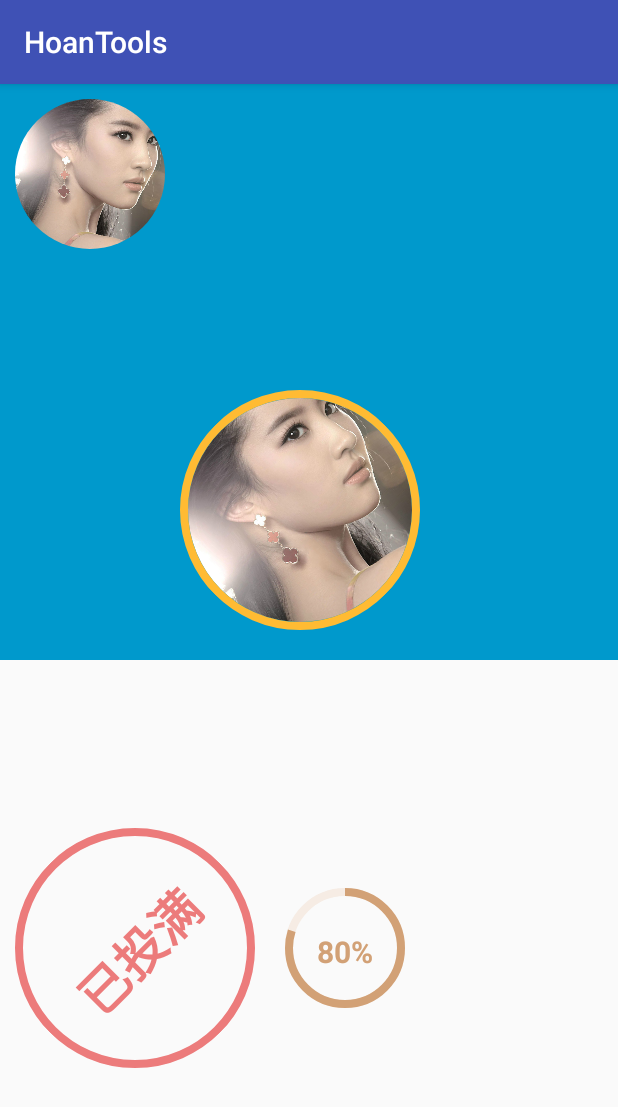
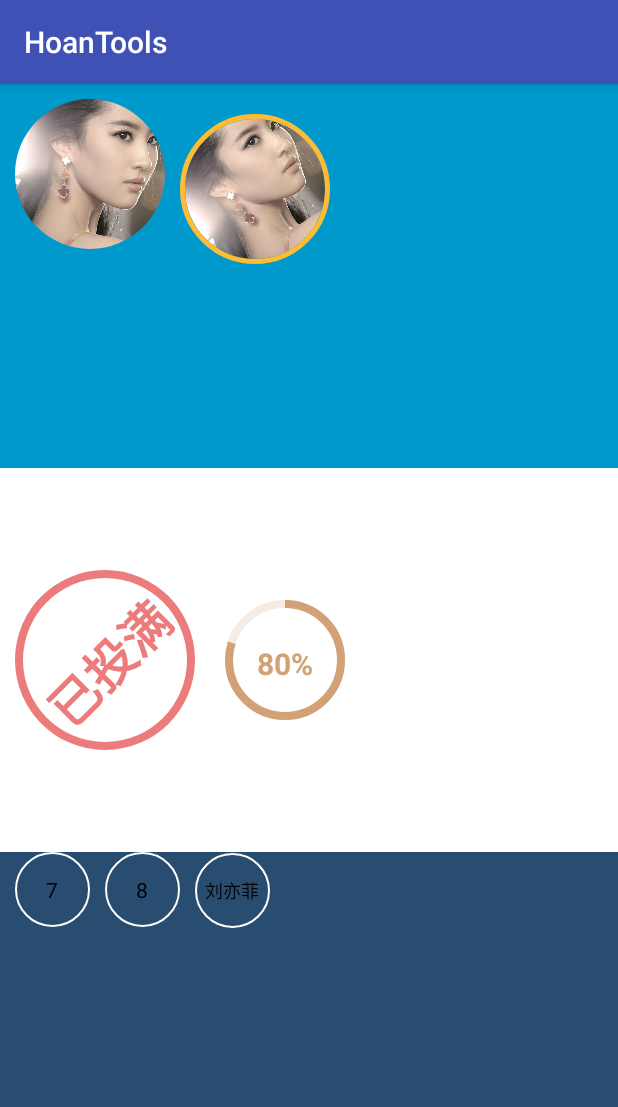
Before and after one commit to HoanChen/TouXiangUpdate, an Android app: the YuanHuanActivity screen opened directly, with no data from a screen before it, on a phone screen of 412 x 824 dp. Shown: the top 1107 px of the screen. Run offline under Robolectric (Android 15) with nearby library versions, the phone set to English and light mode, and no system bars; our stand-ins replace ButterKnife, CircleImageView, Shimmer; pictures from the network do not load.

Commit message:
shape资源

```diff
--- /dev/null
+++ b/app/src/main/res/drawable/rool_shape.xml
@@ -0,0 +1,17 @@
+<?xml version="1.0" encoding="utf-8"?>
+<shape
+    xmlns:android="http://schemas.android.com/apk/res/android"
+    android:shape="oval"
+    android:useLevel="false" >
+    <padding
+        android:bottom="1dp"
+        android:left="1dp"
+        android:right="1dp"
+        android:top="1dp"/>
+    <solid android:color="@android:color/transparent" />
+    <stroke
+        android:width="1dp"
+        android:color="#ffffff"/>
+    <size android:width="50dp"
+        android:height="50dp" />
+</shape>
--- /dev/null
+++ b/app/src/main/res/drawable/rool_shape_down.xml
@@ -0,0 +1,19 @@
+<?xml version="1.0" encoding="utf-8"?>
+<shape
+    xmlns:android="http://schemas.android.com/apk/res/android"
+    android:shape="oval"
+    android:useLevel="false" >
+
+    <padding
+        android:bottom="1dp"
+        android:left="1dp"
+        android:right="1dp"
+        android:top="1dp"/>
+    <solid
+        android:color="#ffffff"/>
+    <stroke
+        android:width="1dp"
+        android:color="#ffffff"/>
+    <size android:width="50dp"
+        android:height="50dp" />
+</shape>
--- /dev/null
+++ b/app/src/main/res/drawable/text_bg.xml
@@ -0,0 +1,10 @@
+<?xml version="1.0" encoding="utf-8"?>
+<selector xmlns:android="http://schemas.android.com/apk/res/android">
+    <item android:drawable="@drawable/rool_shape" android:state_checked="false"/>
+    <item android:drawable="@drawable/rool_shape_down" android:state_checked="true"/>
+    <item android:drawable="@drawable/rool_shape" android:state_pressed="false"/>
+    <item android:drawable="@drawable/rool_shape_down" android:state_pressed="true"/>
+    <item android:drawable="@drawable/rool_shape" android:state_selected="false"/>
+    <item android:drawable="@drawable/rool_shape_down" android:state_selected="true"/>
+
+</selector>
--- a/app/src/main/res/layout/activity_main.xml
+++ b/app/src/main/res/layout/activity_main.xml
@@ -10,6 +10,8 @@
         <LinearLayout
             android:layout_width="match_parent"
             android:layout_height="match_parent"
+            android:focusable="true"
+            android:focusableInTouchMode="true"
             android:orientation="vertical">
 
             <com.shanping.shimmer.ShimmerTextView
--- a/app/src/main/res/layout/activity_yuanhuan.xml
+++ b/app/src/main/res/layout/activity_yuanhuan.xml
@@ -9,25 +9,24 @@
         android:layout_width="match_parent"
         android:layout_height="0dp"
         android:layout_weight="1"
-        android:padding="10dp"
+        android:background="@android:color/holo_blue_dark"
         android:orientation="horizontal"
-        android:background="@android:color/holo_blue_dark">
+        android:padding="10dp">
 
         <com.tiqiuzhe.touxiangupdate.view.CircleImageView
             android:layout_width="100dp"
             android:layout_height="100dp"
             android:src="@mipmap/liuyifei"
-            app:border_color="@android:color/holo_red_dark" />
+            app:border_color="@android:color/holo_red_dark"/>
 
         <com.tiqiuzhe.touxiangupdate.view.CircleImageView
-            android:layout_width="160dp"
-            android:layout_height="160dp"
+            android:layout_width="100dp"
+            android:layout_height="100dp"
             android:layout_margin="10dp"
-            android:layout_gravity="bottom|right"
+            android:rotation="-45"
             android:src="@mipmap/liuyifei"
-            app:border_width="5dp"
-            android:rotation="-45"
-            app:border_color="@android:color/holo_orange_light" />
+            app:border_color="@android:color/holo_orange_light"
+            app:border_width="3dp"/>
 
     </LinearLayout>
 
@@ -35,26 +34,66 @@
         android:layout_width="match_parent"
         android:layout_height="0dp"
         android:layout_weight="1"
-        android:padding="10dp"
+        android:background="@android:color/white"
         android:orientation="horizontal"
-        >
+        android:padding="10dp">
 
         <com.tiqiuzhe.touxiangupdate.view.RoundProgressBar
             android:id="@+id/rpb_detail_up"
+            android:layout_width="120dp"
+            android:layout_height="120dp"
             android:layout_centerHorizontal="true"
             android:layout_gravity="center_vertical"
-            android:rotation="-45"
-            android:layout_width="160dp"
-            android:layout_height="160dp" />
+            android:rotation="-45"/>
 
         <com.tiqiuzhe.touxiangupdate.view.RoundProgressBar
             android:id="@+id/rpb_detail"
             android:layout_width="80dp"
             android:layout_height="80dp"
+            android:layout_centerVertical="true"
             android:layout_gravity="center_vertical"
-            android:layout_marginLeft="20dp"
-            android:layout_centerVertical="true"/>
+            android:layout_marginLeft="20dp"/>
 
     </LinearLayout>
 
+    <LinearLayout
+        android:layout_width="match_parent"
+        android:layout_height="0dp"
+        android:layout_weight="1"
+        android:paddingLeft="10dp"
+        android:background="#294d70">
+
+        <CheckBox
+            android:layout_width="50dp"
+            android:layout_height="50dp"
+
+            android:background="@drawable/text_bg"
+            android:button="@null"
+            android:gravity="center"
+            android:text="7"
+            android:textColor="@android:color/black"/>
+
+        <CheckBox
+            android:layout_width="50dp"
+            android:layout_height="50dp"
+            android:layout_marginLeft="10dp"
+            android:background="@drawable/text_bg"
+            android:button="@null"
+            android:gravity="center"
+            android:text="8"
+            android:textColor="@android:color/black"/>
+
+
+        <CheckBox
+            android:layout_width="50dp"
+            android:layout_height="50dp"
+            android:layout_marginLeft="10dp"
+            android:background="@drawable/text_bg"
+            android:button="@null"
+            android:gravity="center"
+            android:text="刘亦菲"
+            android:textColor="@android:color/black"
+            android:textSize="12sp"/>
+
+    </LinearLayout>
 </LinearLayout>
```
Also changed, not shown: app/src/main/java/com/tiqiuzhe/touxiangupdate/activity/LunBoTuActivity.java (+29 -26 lines), app/src/main/java/com/tiqiuzhe/touxiangupdate/activity/MainActivity2.java (added, +196 -0 lines), app/src/main/res/layout/activity_lunbotu.xml (+15 -15 lines), 19 other files.
